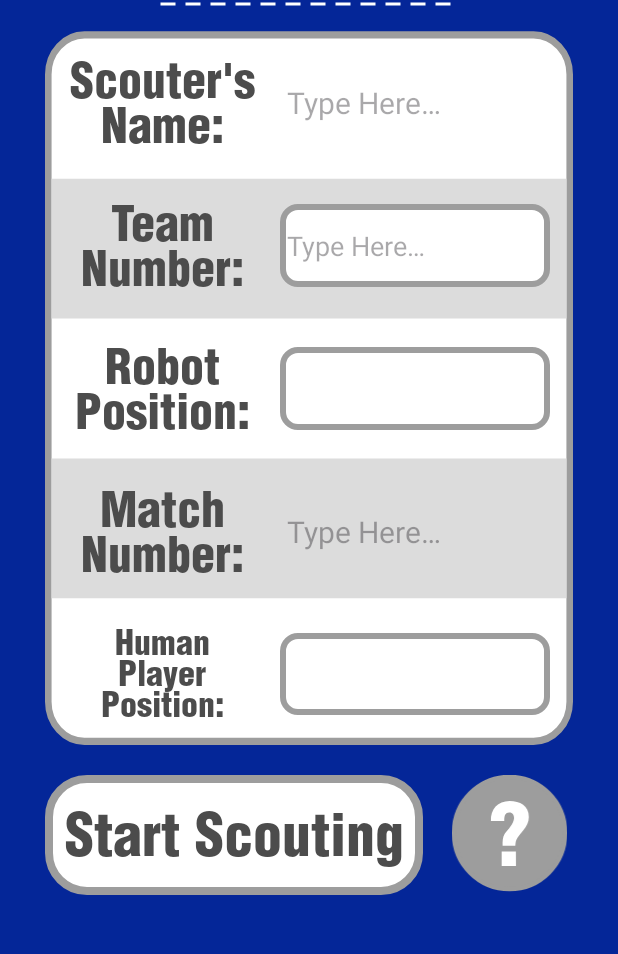
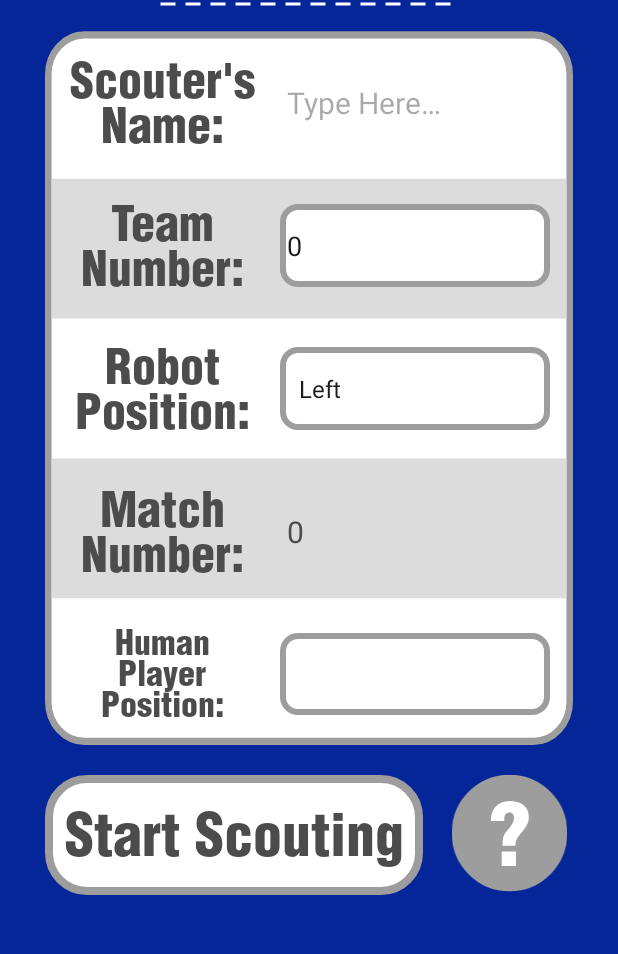
Before and after one commit to MintyLuve/Game-FRO-Scouting, an Android app: the screen it shows after launch (MainActivity), on a phone screen of 412 x 824 dp, the part 242-1196 px from its top. Run offline under Robolectric (Android 15) with nearby library versions, the phone set to English and light mode, and no system bars.

Commit message:
working on main page saving

```diff
--- a/app/src/main/java/com/fro/gamefroscouting/MainActivity.java
+++ b/app/src/main/java/com/fro/gamefroscouting/MainActivity.java
@@ -7,17 +7,30 @@ import android.content.Intent;
 import android.graphics.Color;
 import android.os.Bundle;
 import android.view.View;
+import android.widget.ArrayAdapter;
+import android.widget.AutoCompleteTextView;
 import android.widget.Button;
+import android.widget.EditText;
 import android.widget.ImageButton;
+import android.widget.Spinner;
 import android.widget.TextView;
 
 import com.google.android.material.snackbar.Snackbar;
 
 public class MainActivity extends AppCompatActivity {
     //declaring
-    //button
+    //buttons
     TextView startButton;
     ImageButton helpButton;
+    //edit texts
+    EditText scouterName;
+    EditText matchNum;
+    //dropdowns
+    AutoCompleteTextView teamType;
+    Spinner posSpinner;
+    Spinner humSpinner;
+
+    String empty = "";
 
     @Override
     protected void onCreate(Bundle savedInstanceState) {
@@ -27,6 +40,35 @@ public class MainActivity extends AppCompatActivity {
         //button
         startButton = findViewById(R.id.startButton);
         helpButton = findViewById(R.id.helpButton);
+        //edit texts
+        scouterName = findViewById(R.id.nameType);
+        matchNum = findViewById(R.id.matchType);
+        //dropdowns
+        teamType = findViewById(R.id.teamType);
+        posSpinner = findViewById(R.id.posSpinner);
+        humSpinner = findViewById(R.id.humanSpinner);
+
+        String[] teamNums = getResources().getStringArray(R.array.team_numbers);
+        //dropdowns
+        ArrayAdapter<String> adapter=new ArrayAdapter<String>
+                (this, android.R.layout.simple_dropdown_item_1line, teamNums);
+        teamType.setThreshold(1);
+        teamType.setAdapter(adapter);
+        // adds options to the position spinner
+        ArrayAdapter<CharSequence> posAdapter = ArrayAdapter.createFromResource
+                (this, R.array.positions, android.R.layout.simple_spinner_item);
+        posAdapter.setDropDownViewResource(android.R.layout.simple_spinner_dropdown_item);
+        posSpinner.setAdapter(posAdapter);
+
+        //Saving values when switching pages
+        //type dropdown
+        teamType.setText(String.valueOf(Values.start_team_num));
+        // dropdown
+        posSpinner.setSelection(Values.start_robot_pos);
+        humSpinner.setSelection(Values.start_human_pos);
+        //type boxes
+        scouterName.setText(Values.start_scout_name);
+        matchNum.setText(empty+ Values.start_match_num);
 
         // changes to next page on click
         startButton.setOnClickListener(new View.OnClickListener() {
@@ -56,19 +98,14 @@ public class MainActivity extends AppCompatActivity {
                 View behind = mySnackBar.findViewById(R.id.behind);
                 behind.setOnClickListener(new View.OnClickListener() {
                     @Override
-                    public void onClick(View v) {
-                        snackbar.dismiss();
-                    }
+                    public void onClick(View v) {snackbar.dismiss();}
                 });
                 // add the custom snack bar layout to snack bar layout
                 snackbarLayout.addView(mySnackBar, 0);
                 snackbar.show();
 
-                snackbar.addCallback(new Snackbar.Callback(){
-                    @Override
-                    public void onDismissed(Snackbar snackbar, int event) {
-                        helpButton.setImageResource(R.drawable.menu_help_button);
-                    }});
+                snackbar.addCallback(new Snackbar.Callback(){ @Override
+                    public void onDismissed(Snackbar snackbar, int event) {helpButton.setImageResource(R.drawable.menu_help_button);}});
             }
         });
 
```
